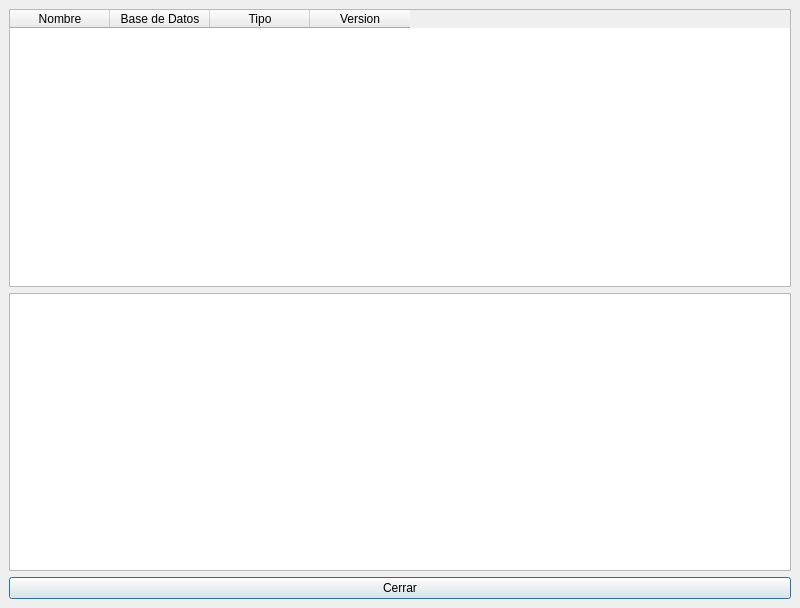
First picture: the form in bulmages/bulmasetup/listempresasbase.ui, repository eboladev/Bulmages-1, before the edit.
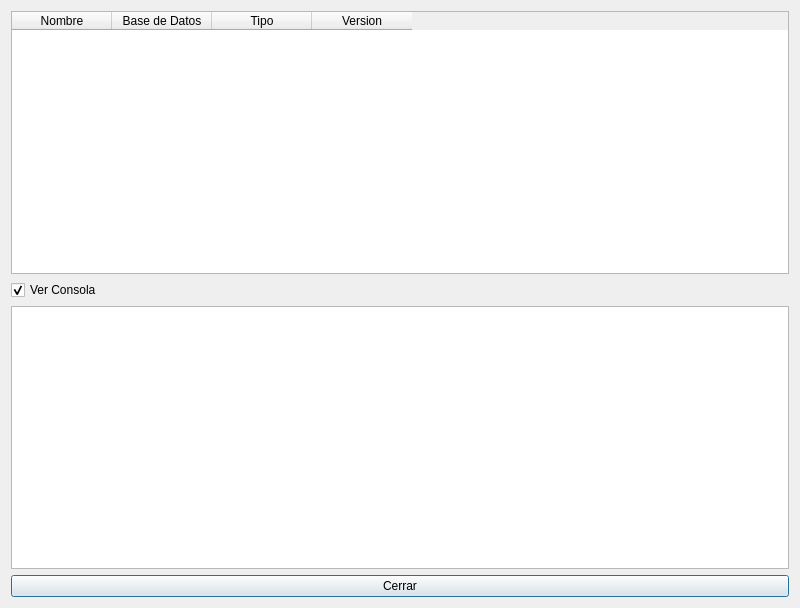
Second picture: the form after the edit. Icons and pictures are not drawn.

```diff
--- a/bulmages/bulmasetup/listempresasbase.ui
+++ b/bulmages/bulmasetup/listempresasbase.ui
@@ -28,24 +28,6 @@
    <iconset>../images/png/i_empresa.xpm</iconset>
   </property>
   <layout class="QGridLayout" >
-   <property name="leftMargin" >
-    <number>9</number>
-   </property>
-   <property name="topMargin" >
-    <number>9</number>
-   </property>
-   <property name="rightMargin" >
-    <number>9</number>
-   </property>
-   <property name="bottomMargin" >
-    <number>9</number>
-   </property>
-   <property name="horizontalSpacing" >
-    <number>6</number>
-   </property>
-   <property name="verticalSpacing" >
-    <number>6</number>
-   </property>
    <item row="0" column="0" >
     <widget class="QTableWidget" name="mui_listado" >
      <property name="focusPolicy" >
@@ -119,13 +101,23 @@
     </widget>
    </item>
    <item row="1" column="0" >
+    <widget class="QCheckBox" name="mui_checkbox" >
+     <property name="text" >
+      <string>Ver Consola</string>
+     </property>
+     <property name="checked" >
+      <bool>true</bool>
+     </property>
+    </widget>
+   </item>
+   <item row="2" column="0" >
     <widget class="QTextBrowser" name="mui_textBrowser" >
      <property name="horizontalScrollBarPolicy" >
       <enum>Qt::ScrollBarAlwaysOff</enum>
      </property>
     </widget>
    </item>
-   <item row="2" column="0" >
+   <item row="3" column="0" >
     <widget class="QPushButton" name="mui_cancelar" >
      <property name="text" >
       <string>Cerrar</string>
```
Left out of the diff: 16 changed lines with no effect on the pictures.
